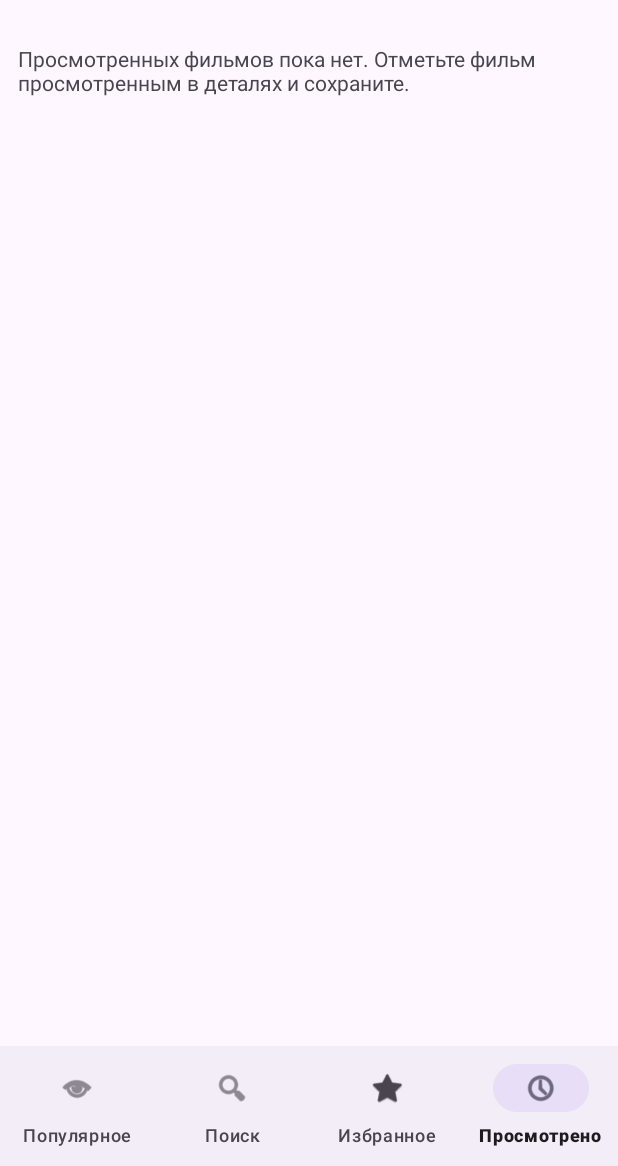
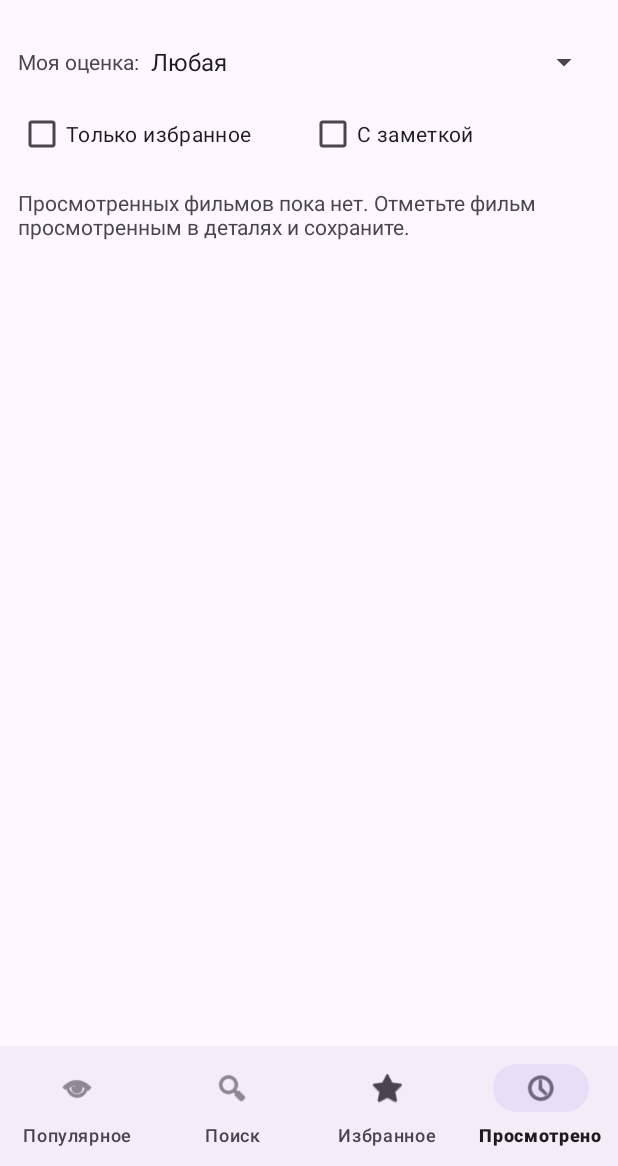
Before and after one commit to 1dober1/moviebox-android, an Android app: the screen it shows after launch (MainActivity), item 4 of the bottom bar chosen, on a phone screen of 412 x 824 dp, the part 70-1236 px from its top. Run offline under Robolectric (Android 15) with nearby library versions, the phone set to English and light mode, and no system bars; our stand-ins replace Room's generated code; pictures from the network do not load.

Commit message:
Add personal rating, favorite and note filters to watched movies

```diff
--- a/app/src/main/java/com/example/lab5/MainActivity.kt
+++ b/app/src/main/java/com/example/lab5/MainActivity.kt
@@ -2,6 +2,8 @@ package com.example.lab5
 
 import android.content.Intent
 import android.os.Bundle
+import android.view.View
+import android.widget.AdapterView
 import androidx.activity.enableEdgeToEdge
 import androidx.activity.viewModels
 import androidx.appcompat.app.AppCompatActivity
@@ -54,6 +56,25 @@ class MainActivity : AppCompatActivity() {
             }
             override fun onQueryTextChange(newText: String) = false
         })
+        val filters = model.state.value.ui.watchedFilters
+        binding.ratingFilter.setSelection(filters.stars + 1)
+        binding.favoritesFilter.isChecked = filters.favoritesOnly
+        binding.noteFilter.isChecked = filters.withNote
+        fun applyWatchedFilters() {
+            model.setWatchedFilters(
+                binding.ratingFilter.selectedItemPosition - 1,
+                binding.favoritesFilter.isChecked,
+                binding.noteFilter.isChecked
+            )
+        }
+        binding.ratingFilter.onItemSelectedListener = object : AdapterView.OnItemSelectedListener {
+            override fun onItemSelected(parent: AdapterView<*>?, view: View?, position: Int, id: Long) {
+                applyWatchedFilters()
+            }
+            override fun onNothingSelected(parent: AdapterView<*>?) = Unit
+        }
+        binding.favoritesFilter.setOnCheckedChangeListener { _, _ -> applyWatchedFilters() }
+        binding.noteFilter.setOnCheckedChangeListener { _, _ -> applyWatchedFilters() }
         binding.retry.setOnClickListener { model.load() }
         binding.more.setOnClickListener { model.load(more = true) }
         model.start()
@@ -62,7 +83,12 @@ class MainActivity : AppCompatActivity() {
                 model.state.collect { state ->
                     val ui = state.ui
                     val movies = state.visibleMovies()
+                    val filters = ui.watchedFilters
                     binding.searchInput.isVisible = ui.tab == 1
+                    binding.watchedFilters.isVisible = ui.tab == 3
+                    binding.ratingFilter.setSelection(filters.stars + 1)
+                    binding.favoritesFilter.isChecked = filters.favoritesOnly
+                    binding.noteFilter.isChecked = filters.withNote
                     binding.progress.isVisible = ui.loading
                     binding.retry.isVisible = ui.tab < 2 && (ui.tab == 0 || ui.query.isNotEmpty())
                     binding.retry.isEnabled = !ui.loading
@@ -72,7 +98,10 @@ class MainActivity : AppCompatActivity() {
                         when {
                             ui.loading -> "Загрузка…"
                             ui.tab == 1 && ui.query.isEmpty() -> "Введите название и нажмите поиск на клавиатуре."
-                            movies.isEmpty() && ui.tab == 3 -> getString(R.string.watched_empty)
+                            movies.isEmpty() && ui.tab == 3 -> getString(
+                                if (filters.stars != -1 || filters.favoritesOnly || filters.withNote)
+                                    R.string.watched_no_matches else R.string.watched_empty
+                            )
                             movies.isEmpty() && ui.tab == 2 -> "В избранном пока нет фильмов."
                             movies.isEmpty() -> "Ничего не найдено."
                             else -> "Фильмов: ${movies.size}"
--- a/app/src/main/java/com/example/lab5/MovieViewModel.kt
+++ b/app/src/main/java/com/example/lab5/MovieViewModel.kt
@@ -15,6 +15,8 @@ import kotlinx.coroutines.flow.receiveAsFlow
 import kotlinx.coroutines.launch
 import retrofit2.HttpException
 
+data class WatchedFilters(val stars: Int = -1, val favoritesOnly: Boolean = false, val withNote: Boolean = false)
+
 data class MovieUi(
     val tab: Int = 0,
     val query: String = "",
@@ -23,13 +25,20 @@ data class MovieUi(
     val totalPages: Int = 0,
     val loading: Boolean = false,
     val saving: Boolean = false,
-    val message: String = ""
+    val message: String = "",
+    val watchedFilters: WatchedFilters = WatchedFilters()
 )
 
 data class MovieState(val ui: MovieUi, val movies: List<Movie>, val personal: Map<Int, Personal>) {
     fun visibleMovies(): List<Movie> = if (ui.tab >= 2) {
-        movies.filter {
-            if (ui.tab == 2) personal[it.id]?.favorite == true else personal[it.id]?.watched == true
+        val filters = ui.watchedFilters
+        movies.filter { movie ->
+            val data = personal[movie.id]
+            if (ui.tab == 2) data?.favorite == true
+            else data != null && data.watched &&
+                (filters.stars == -1 || data.stars == filters.stars) &&
+                (!filters.favoritesOnly || data.favorite) &&
+                (!filters.withNote || data.note.isNotBlank())
         }.sortedBy { it.title }
     } else {
         val byId = movies.associateBy { it.id }
@@ -54,14 +63,18 @@ class MovieViewModel(application: Application) : AndroidViewModel(application) {
     fun selectTab(tab: Int) {
         if (ui.value.tab == tab) return
         loadJob?.cancel()
-        ui.value = MovieUi(tab = tab)
+        ui.value = MovieUi(tab = tab, watchedFilters = ui.value.watchedFilters)
         if (tab == 0) load()
     }
 
     fun search(query: String) {
         loadJob?.cancel()
-        ui.value = MovieUi(tab = 1, query = query.trim())
+        ui.value = MovieUi(tab = 1, query = query.trim(), watchedFilters = ui.value.watchedFilters)
         if (query.isNotBlank()) load()
+    }
+
+    fun setWatchedFilters(stars: Int, favoritesOnly: Boolean, withNote: Boolean) {
+        ui.value = ui.value.copy(watchedFilters = WatchedFilters(stars, favoritesOnly, withNote))
     }
 
     fun load(more: Boolean = false) {
--- a/app/src/main/res/layout/activity_main.xml
+++ b/app/src/main/res/layout/activity_main.xml
@@ -9,6 +9,24 @@
     <androidx.appcompat.widget.SearchView
         android:id="@+id/searchInput" android:layout_width="match_parent" android:layout_height="wrap_content"
         android:visibility="gone" app:iconifiedByDefault="false" app:queryHint="@string/search_hint" />
+    <LinearLayout android:id="@+id/watchedFilters" android:layout_width="match_parent"
+        android:layout_height="wrap_content" android:orientation="vertical"
+        android:paddingHorizontal="12dp" android:visibility="gone">
+        <LinearLayout android:layout_width="match_parent" android:layout_height="wrap_content"
+            android:orientation="horizontal" android:gravity="center_vertical">
+            <TextView android:layout_width="wrap_content" android:layout_height="wrap_content"
+                android:text="@string/rating_filter" android:labelFor="@id/ratingFilter" />
+            <Spinner android:id="@+id/ratingFilter" android:layout_width="0dp" android:layout_weight="1"
+                android:layout_height="48dp" android:entries="@array/rating_filter_options" />
+        </LinearLayout>
+        <LinearLayout android:layout_width="match_parent" android:layout_height="wrap_content"
+            android:orientation="horizontal">
+            <CheckBox android:id="@+id/favoritesFilter" android:layout_width="0dp" android:layout_weight="1"
+                android:layout_height="wrap_content" android:text="@string/favorites_filter" />
+            <CheckBox android:id="@+id/noteFilter" android:layout_width="0dp" android:layout_weight="1"
+                android:layout_height="wrap_content" android:text="@string/note_filter" />
+        </LinearLayout>
+    </LinearLayout>
     <ProgressBar android:id="@+id/progress" style="?android:attr/progressBarStyleHorizontal"
         android:layout_width="match_parent" android:layout_height="4dp" android:indeterminate="true"
         android:visibility="gone" />
--- a/app/src/main/res/values/strings.xml
+++ b/app/src/main/res/values/strings.xml
@@ -18,4 +18,17 @@
     <string name="save">Сохранить</string>
     <string name="clear_rating">Сбросить оценку</string>
     <string name="poster">Постер фильма</string>
+    <string name="rating_filter">Моя оценка:</string>
+    <string name="favorites_filter">Только избранное</string>
+    <string name="note_filter">С заметкой</string>
+    <string name="watched_no_matches">Нет фильмов с выбранными фильтрами.</string>
+    <string-array name="rating_filter_options">
+        <item>Любая</item>
+        <item>Без оценки</item>
+        <item>1 звезда</item>
+        <item>2 звезды</item>
+        <item>3 звезды</item>
+        <item>4 звезды</item>
+        <item>5 звёзд</item>
+    </string-array>
 </resources>
```
